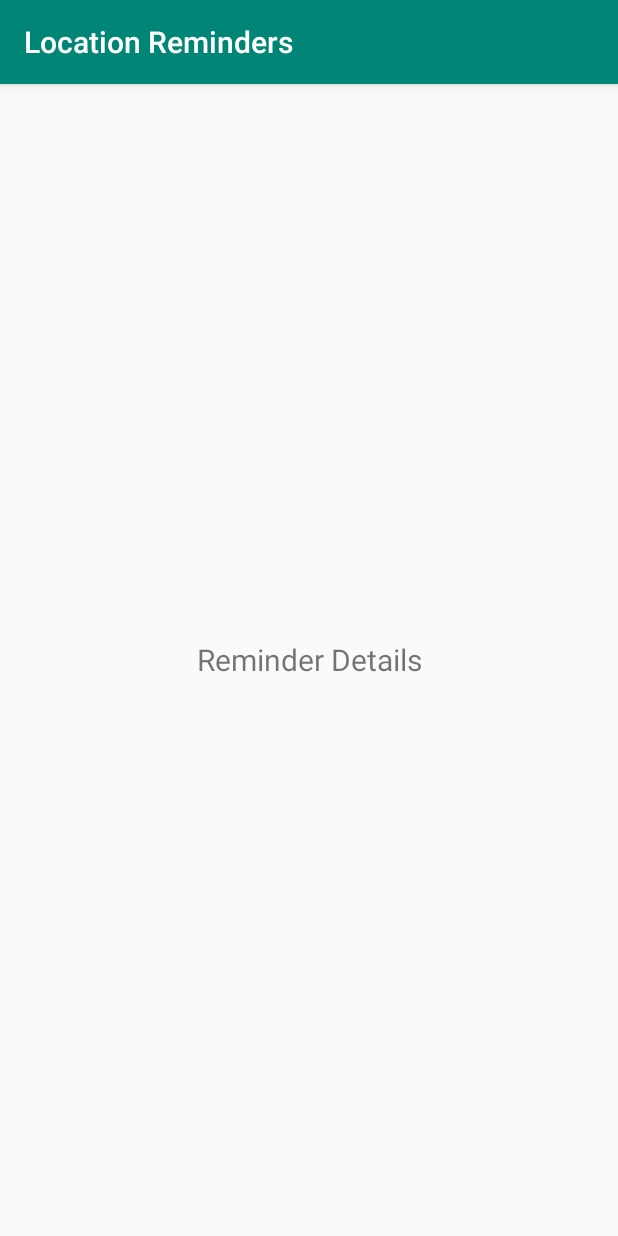
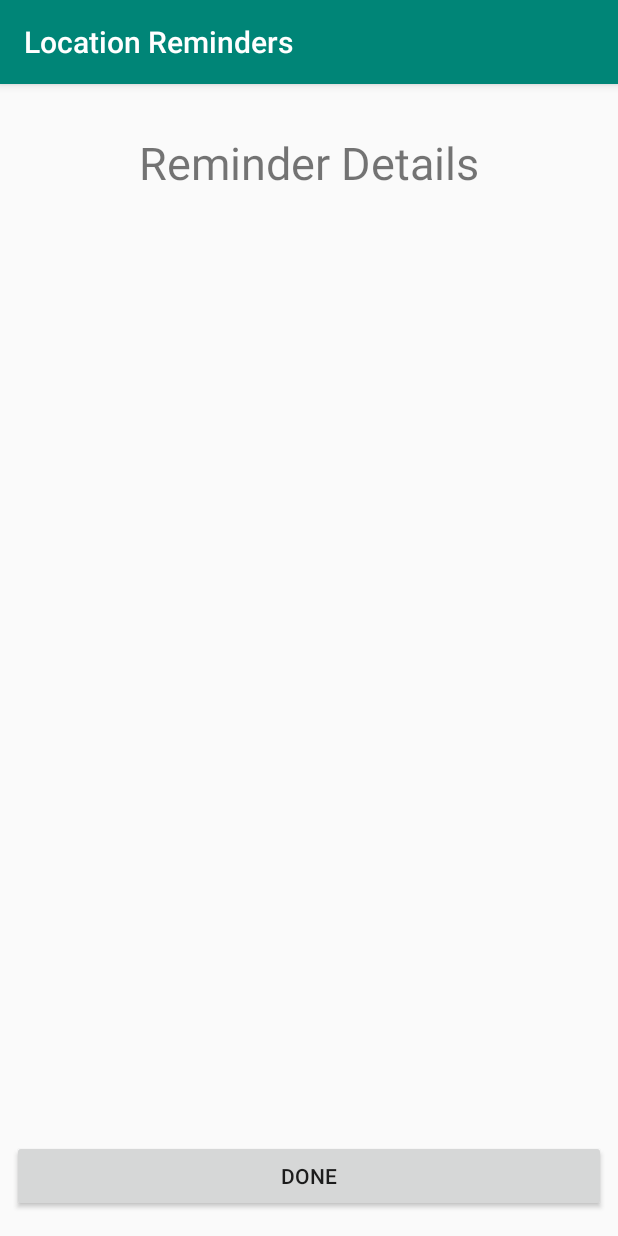
Before and after one commit to achristson/TodoLocationReminder, an Android app: the ReminderDescriptionActivity screen opened directly, with no data from a screen before it, on a phone screen of 412 x 824 dp. Run offline under Robolectric (Android 15) with nearby library versions, the phone set to English and light mode, and no system bars; our stand-ins replace data binding.

Commit message:
Created reminder details fragment and made sure all tests pass

```diff
--- a/app/src/main/java/com/udacity/project4/locationreminders/ReminderDescriptionActivity.kt
+++ b/app/src/main/java/com/udacity/project4/locationreminders/ReminderDescriptionActivity.kt
@@ -32,6 +32,15 @@ class ReminderDescriptionActivity : AppCompatActivity() {
             this,
             R.layout.activity_reminder_description
         )
-//        TODO: Add the implementation of the reminder details
+        if (intent.hasExtra(EXTRA_ReminderDataItem)) {
+            val reminderDataItem:ReminderDataItem = intent.getSerializableExtra(
+                EXTRA_ReminderDataItem) as ReminderDataItem
+            binding.reminderDataItem = reminderDataItem
+            binding.executePendingBindings()
+        }
+
+        binding.returnButton.setOnClickListener {
+            startActivity(Intent(this, RemindersActivity::class.java))
+        }
     }
 }
--- a/app/src/main/java/com/udacity/project4/locationreminders/savereminder/selectreminderlocation/SelectLocationFragment.kt
+++ b/app/src/main/java/com/udacity/project4/locationreminders/savereminder/selectreminderlocation/SelectLocationFragment.kt
@@ -183,7 +183,6 @@ class SelectLocationFragment : BaseFragment(), OnMapReadyCallback {
     override fun onOptionsItemSelected(item: MenuItem) : Boolean{
         map.mapType = when (item.itemId) {
             R.id.normal_map -> {
-                Log.i("location", "here")
                 GoogleMap.MAP_TYPE_NORMAL
             }
             R.id.hybrid_map -> {
--- a/app/src/main/res/layout/activity_reminder_description.xml
+++ b/app/src/main/res/layout/activity_reminder_description.xml
@@ -10,7 +10,7 @@
             type="com.udacity.project4.locationreminders.reminderslist.ReminderDataItem" />
     </data>
 
-    <LinearLayout
+    <androidx.constraintlayout.widget.ConstraintLayout
         android:layout_width="match_parent"
         android:layout_height="match_parent"
         android:gravity="center"
@@ -18,15 +18,60 @@
         tools:context=".locationreminders.ReminderDescriptionActivity">
 
         <TextView
+            android:id="@+id/textView3"
             android:layout_width="match_parent"
             android:layout_height="wrap_content"
+            android:layout_gravity="top"
+            android:layout_marginTop="32dp"
+            android:layout_weight="0.1"
             android:gravity="center"
             android:text="Reminder Details"
-            android:textSize="@dimen/text_size_large"
-            app:layout_constraintBottom_toBottomOf="parent"
+            android:textSize="30sp"
             app:layout_constraintEnd_toEndOf="parent"
+            app:layout_constraintHorizontal_bias="0.0"
             app:layout_constraintStart_toStartOf="parent"
             app:layout_constraintTop_toTopOf="parent" />
 
-    </LinearLayout>
+        <TextView
+            android:id="@+id/reminder_title"
+            android:layout_width="wrap_content"
+            android:layout_height="wrap_content"
+            android:layout_marginTop="60dp"
+            android:layout_weight="0.12"
+            android:gravity="center"
+            android:text="@{reminderDataItem.title}"
+            android:textSize="26sp"
+            app:layout_constraintEnd_toEndOf="parent"
+            app:layout_constraintStart_toStartOf="parent"
+            app:layout_constraintTop_toBottomOf="@+id/textView3"
+            tools:text="title" />
+
+        <TextView
+            android:id="@+id/reminder_details"
+            android:layout_width="wrap_content"
+            android:layout_height="wrap_content"
+            android:layout_marginTop="24dp"
+            android:layout_weight="0.0"
+            android:gravity="center"
+            android:text="@{reminderDataItem.description}"
+            app:layout_constraintEnd_toEndOf="parent"
+            app:layout_constraintHorizontal_bias="0.498"
+            app:layout_constraintStart_toStartOf="parent"
+            app:layout_constraintTop_toBottomOf="@+id/reminder_title"
+            tools:text="description" />
+
+        <Button
+            android:id="@+id/return_button"
+            android:layout_width="match_parent"
+            android:layout_height="wrap_content"
+            android:layout_marginStart="8dp"
+            android:layout_marginEnd="8dp"
+            android:layout_marginBottom="16dp"
+            android:text="Done"
+            app:layout_constraintBottom_toBottomOf="parent"
+            app:layout_constraintEnd_toEndOf="parent"
+            app:layout_constraintStart_toStartOf="parent" />
+
+
+    </androidx.constraintlayout.widget.ConstraintLayout>
 </layout>
```
Also changed, not shown: app/src/main/java/com/udacity/project4/locationreminders/savereminder/SaveReminderViewModel.kt (+9 -9 lines), 2 other files.
